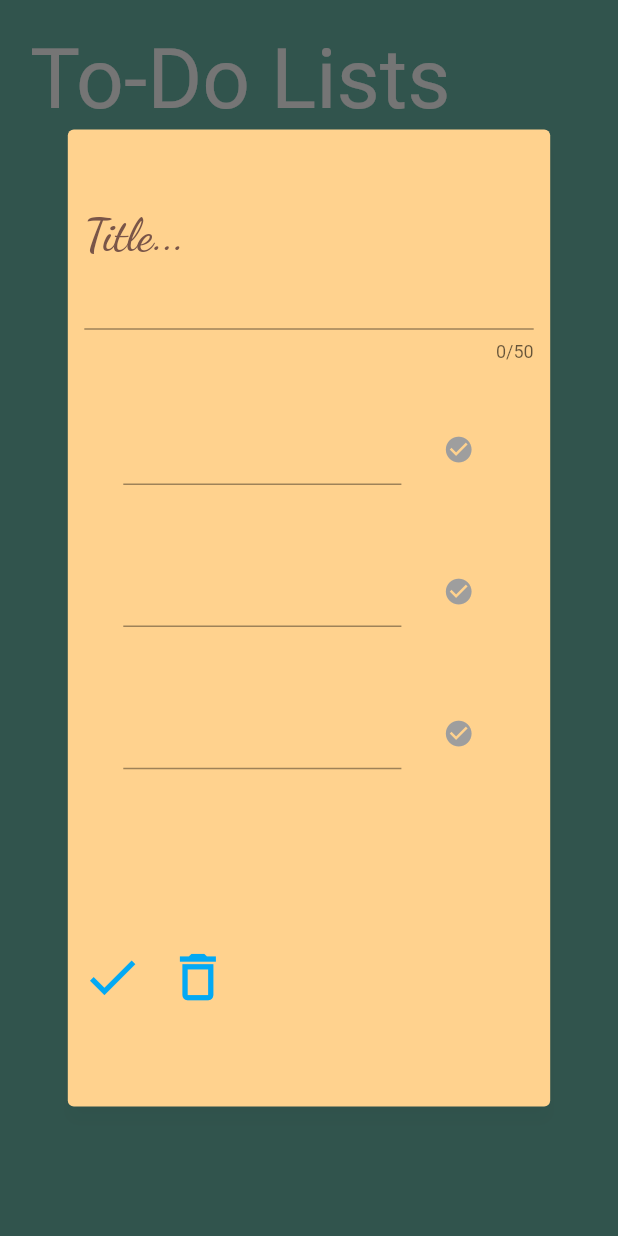
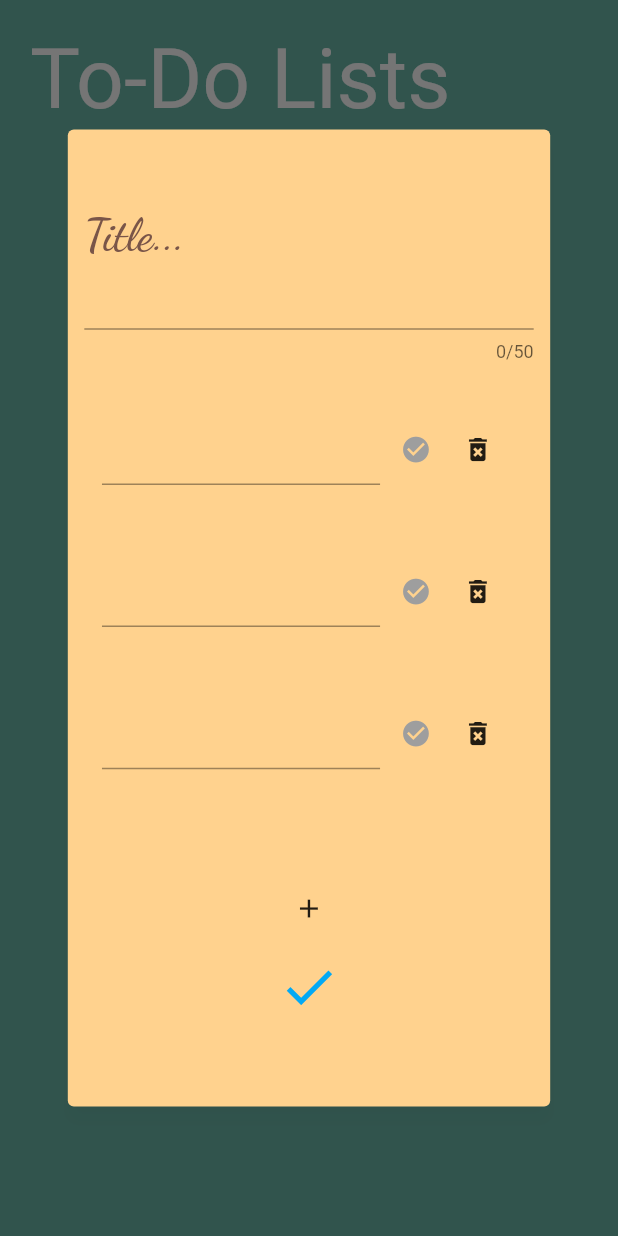
Before and after one commit to reachkritz/MakeAList, a Flutter app: the screen it shows after launch, after a tap on the "add" icon, on a phone screen of 412 x 824 dp. Run offline on Flutter 3.47's test engine with Material 2 defaults, Android fonts, the phone set to English and light mode, and no system bars.

Commit message:
Addition and deletion of elements in list working!

```diff
--- a/lib/makealist/home/Item.dart
+++ b/lib/makealist/home/Item.dart
@@ -61,12 +61,9 @@ class ItemState extends State<Item> {
 
     return Container(
         height: MediaQuery.of(context).size.height * 0.1,
-        width: MediaQuery.of(context).size.width * 0.65,
+        width: MediaQuery.of(context).size.width * 0.55,
         color: rowColor,
-        child: GestureDetector(
-            onLongPress: _changeColor,
-            onTap: _changeColor,
-            child: itemRow)
+        child: itemRow
     );
   }
 
--- a/lib/makealist/home/MyList.dart
+++ b/lib/makealist/home/MyList.dart
@@ -18,10 +18,18 @@ class MyListState extends State<MyList> {
   List<int> selectedItems = new List();
   final _padding = EdgeInsets.all(5.0);
 
+
   void _setHeader(String input) {
     setState(() {
       listHeader = input;
     });
+  }
+
+  double _getIconSize() {
+    return MediaQuery.of(context).size.height >
+        MediaQuery.of(context).size.width
+        ? MediaQuery.of(context).size.width * 0.05
+        : MediaQuery.of(context).size.height * 0.05;
   }
 
   void _submitList() {
@@ -31,27 +39,22 @@ class MyListState extends State<MyList> {
       }
     });
   }
-
-  void _deleteItems(){ // call _deleteItems() on clicking delete button
+  @override
+  void initState() {
+    super.initState();
+    Item i1 = new Item();
+    Item i2 = new Item();
+    Item i3 = new Item();
     setState(() {
-      //set your state
-      for (final index in selectedItems){
-        log("Index" +index.toString());
-        listItems.removeAt(index);
-      }
-      selectedItems.clear();
+      listItems.add(i1);
+      listItems.add(i2);
+      listItems.add(i3);
     });
   }
 
 
   @override
   Widget build(BuildContext context) {
-    Item i1 = new Item();
-    Item i2 = new Item();
-    Item i3 = new Item();
-    listItems.add(i1);
-    listItems.add(i2);
-    listItems.add(i3);
 
     final listView = new Padding(
         padding: EdgeInsets.all(1.0),
@@ -77,32 +80,53 @@ class MyListState extends State<MyList> {
                             fontFamily: 'DancingScript'),
                         labelText: 'Title...'))),
             Container(
-              height: MediaQuery.of(context).size.height * 0.45,
+              height: MediaQuery.of(context).size.height * 0.40,
               width: MediaQuery.of(context).size.width * 0.70,
               child: new ListView.builder(
                   itemCount: listItems.length,
                   itemBuilder: (BuildContext ctxt, int index) {
-                    return new GestureDetector(
-                        onLongPress: () {
-                          if(selectedItems.contains(index))
-                            selectedItems.remove(index);
-                          else
-                            selectedItems.add(index);
-                        },
-                        onTap: () {
-                          if(selectedItems.contains(index))
-                            selectedItems.remove(index);
-                          else
-                            selectedItems.add(index);
-                        },
+                    final item = listItems[index];
+                    return Dismissible(
+                      key: UniqueKey(),
+                      direction: DismissDirection.startToEnd,
                       child: Padding(
                           padding: EdgeInsets.all(MediaQuery.of(context).size.width * 0.015),
-                        child: listItems[index]
-                    ));
+                          child: Row(
+                            children: [
+                              listItems[index],
+                              IconButton(
+                                iconSize: _getIconSize(),
+                                icon: Icon(
+                                  Icons.delete_forever,
+                                ),
+                                onPressed: () {
+                                  setState(() {
+                                    listItems.removeAt(index);
+                                  });
+                                },
+                              )
+                            ],
+                          )
+                      ),
+                      onDismissed: (direction) {
+                        setState(() {
+                          listItems.removeAt(index);
+                        });
+                      },
+                    );
                   })
             ),
-            Row(
-              children: [
+            IconButton(
+              icon: Icon(
+                Icons.add,
+                size: _getIconSize(),
+              ),
+              onPressed: () {
+                setState(() {
+                  listItems.add(new Item());
+                });
+              },
+            ),
             IconButton(
                     iconSize: MediaQuery.of(context).size.height * 0.05,
                     icon: Icon(
@@ -111,24 +135,15 @@ class MyListState extends State<MyList> {
                       size: MediaQuery.of(context).size.height * 0.05,
                     ),
                     onPressed: _submitList
-                ),
-                IconButton(
-                    iconSize: MediaQuery.of(context).size.height * 0.05,
-                    icon: Icon(
-                      Icons.delete_outline,
-                      color: Colors.lightBlue,
-                      size: MediaQuery.of(context).size.height * 0.05,
-                    ),
-                    onPressed: _deleteItems
-                ),
-              ],
                 )
-          ],
+              ]
         ));
-    return Container(
+    return Center(
+      child: Container(
         width: MediaQuery.of(context).size.width * 0.80,
         height: MediaQuery.of(context).size.height * 0.80,
         child: listView,
+      )
     );
   }
 }
```
Lines whose indentation alone changed are shown as unchanged.
